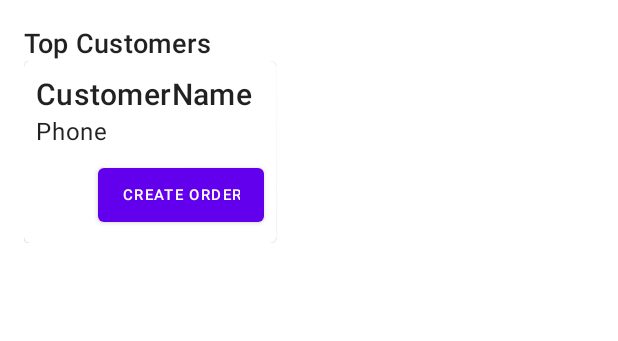
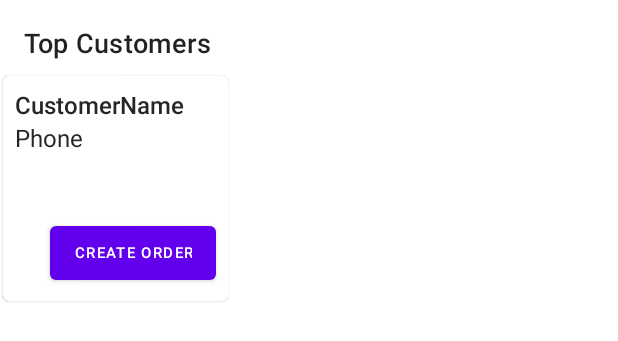
Before and after one commit to suresh8045/vjw, an Android app: the layout fragment_home.xml on its own in the app's theme, with its tools: preview values and no code run, on a phone screen of 412 x 824 dp. Shown: the top 341 px of the screen. Run offline under Robolectric (Android 15) with nearby library versions, the phone set to English and light mode, and no system bars.

Commit message:
home fragment customers recycler item, Fixed partially.

```diff
--- a/app/src/main/res/layout/fragment_home.xml
+++ b/app/src/main/res/layout/fragment_home.xml
@@ -13,9 +13,7 @@
         <androidx.constraintlayout.widget.ConstraintLayout
             android:layout_width="0dp"
             android:layout_height="wrap_content"
-            android:layout_marginStart="16dp"
             android:layout_marginTop="16dp"
-            android:layout_marginEnd="16dp"
             app:layout_constraintEnd_toEndOf="parent"
             app:layout_constraintStart_toStartOf="parent"
             app:layout_constraintTop_toTopOf="parent">
@@ -24,9 +22,11 @@
                 android:id="@+id/titleTopCustomers"
                 android:layout_width="0dp"
                 android:layout_height="wrap_content"
+                android:layout_marginStart="16dp"
+                android:layout_marginEnd="16dp"
                 android:text="@string/top_customers"
+                android:textAppearance="?attr/textAppearanceHeadline6"
                 android:textSize="18sp"
-                android:textAppearance="?attr/textAppearanceHeadline6"
                 app:layout_constraintEnd_toEndOf="parent"
                 app:layout_constraintStart_toStartOf="parent"
                 app:layout_constraintTop_toTopOf="parent" />
@@ -35,12 +35,13 @@
                 android:id="@+id/topCustomersRecyclerView"
                 android:layout_width="0dp"
                 android:layout_height="wrap_content"
+                android:layout_marginTop="8dp"
                 app:layout_constraintBottom_toBottomOf="parent"
                 app:layout_constraintEnd_toEndOf="parent"
                 app:layout_constraintStart_toStartOf="parent"
                 app:layout_constraintTop_toBottomOf="@+id/titleTopCustomers"
                 tools:itemCount="1"
-                tools:listitem="@layout/recycler_customer_square_itemview"/>
+                tools:listitem="@layout/recycler_customer_square_itemview" />
 
         </androidx.constraintlayout.widget.ConstraintLayout>
 
--- a/app/src/main/res/layout/recycler_customer_square_itemview.xml
+++ b/app/src/main/res/layout/recycler_customer_square_itemview.xml
@@ -2,35 +2,36 @@
 <com.google.android.material.card.MaterialCardView
     xmlns:android="http://schemas.android.com/apk/res/android"
     xmlns:app="http://schemas.android.com/apk/res-auto"
+    android:layout_margin="2dp"
     android:layout_width="wrap_content"
     android:layout_height="wrap_content">
 
     <androidx.constraintlayout.widget.ConstraintLayout
-        android:layout_width="wrap_content"
-        android:layout_height="wrap_content">
+        android:layout_width="150dp"
+        android:layout_height="150dp">
 
         <TextView
             android:id="@+id/customerName"
-            android:layout_width="wrap_content"
+            style="@style/BodyTextMedium"
+            android:layout_width="0dp"
             android:layout_height="wrap_content"
             android:layout_marginStart="8dp"
             android:layout_marginTop="8dp"
-            android:layout_marginEnd="16dp"
+            android:layout_marginEnd="8dp"
+            android:maxLines="2"
             android:text="CustomerName"
-            style="@android:style/TextAppearance.Material.Title"
-            android:textAppearance="?attr/textAppearanceHeadline6"
             app:layout_constraintEnd_toEndOf="parent"
             app:layout_constraintStart_toStartOf="parent"
             app:layout_constraintTop_toTopOf="parent" />
 
         <TextView
+            style="@style/BodyText"
             android:id="@+id/phoneNo"
             android:layout_width="0dp"
             android:layout_height="wrap_content"
             android:layout_marginStart="8dp"
-            android:layout_marginEnd="16dp"
+            android:layout_marginEnd="8dp"
             android:text="@string/phoneNumber"
-            android:textAppearance="?attr/textAppearanceBody1"
             app:layout_constraintEnd_toEndOf="parent"
             app:layout_constraintHorizontal_bias="0.0"
             app:layout_constraintStart_toStartOf="parent"
@@ -40,14 +41,16 @@
             android:id="@+id/createOrderButton"
             android:layout_width="wrap_content"
             android:layout_height="wrap_content"
-            android:layout_margin="8dp"
+            android:layout_marginEnd="8dp"
+            android:layout_marginBottom="8dp"
             android:text="Create Order"
             android:textSize="10sp"
             app:layout_constraintBottom_toBottomOf="parent"
             app:layout_constraintEnd_toEndOf="parent"
             app:layout_constraintHorizontal_bias="1.0"
             app:layout_constraintStart_toStartOf="parent"
-            app:layout_constraintTop_toBottomOf="@id/phoneNo" />
+            app:layout_constraintTop_toBottomOf="@id/phoneNo"
+            app:layout_constraintVertical_bias="1.0" />
 
     </androidx.constraintlayout.widget.ConstraintLayout>
 
--- a/app/src/main/res/values/styles.xml
+++ b/app/src/main/res/values/styles.xml
@@ -8,4 +8,19 @@
         <item name="colorAccent">@color/colorAccent</item>
     </style>
 
+    <style name="BodyTextMedium">
+        <item name="android:fontFamily">sans-serif-medium</item>
+        <item name="android:textStyle">normal</item>
+        <item name="android:textSize">16sp</item>
+        <item name="android:textColor">#262626</item>
+    </style>
+
+    <style name="BodyText">
+        <item name="android:fontFamily">sans-serif</item>
+        <item name="android:textStyle">normal</item>
+        <item name="android:textSize">16sp</item>
+        <item name="android:lineSpacingExtra">4sp</item>
+        <item name="android:textColor">#262626</item>
+    </style>
+
 </resources>
```
